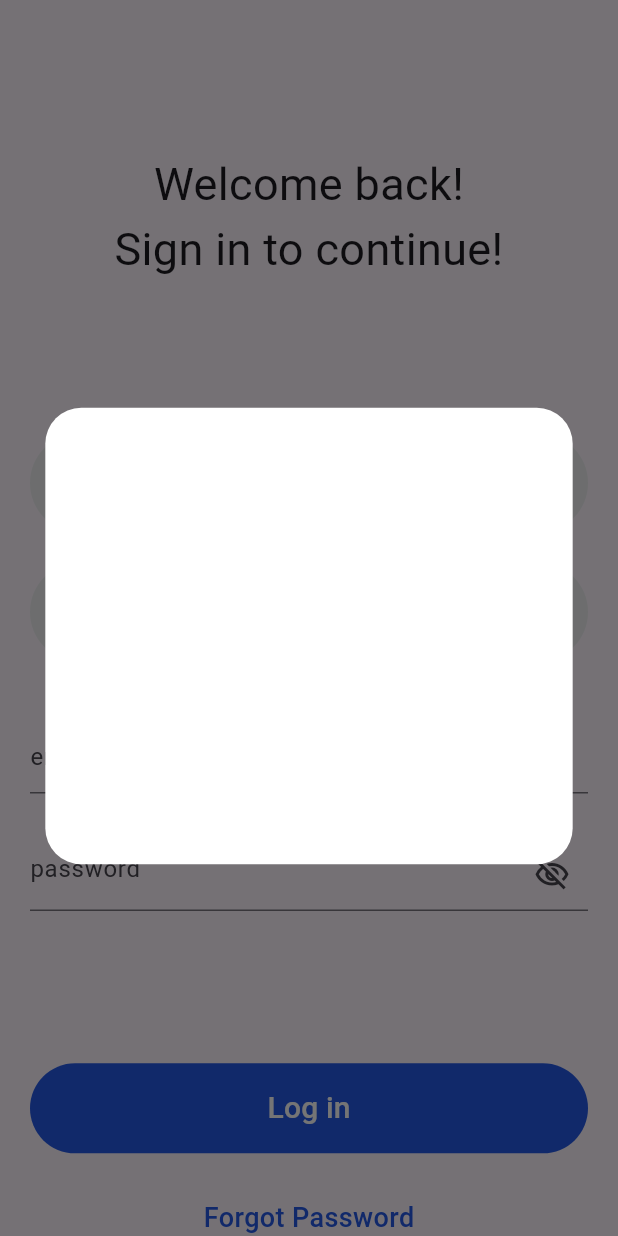
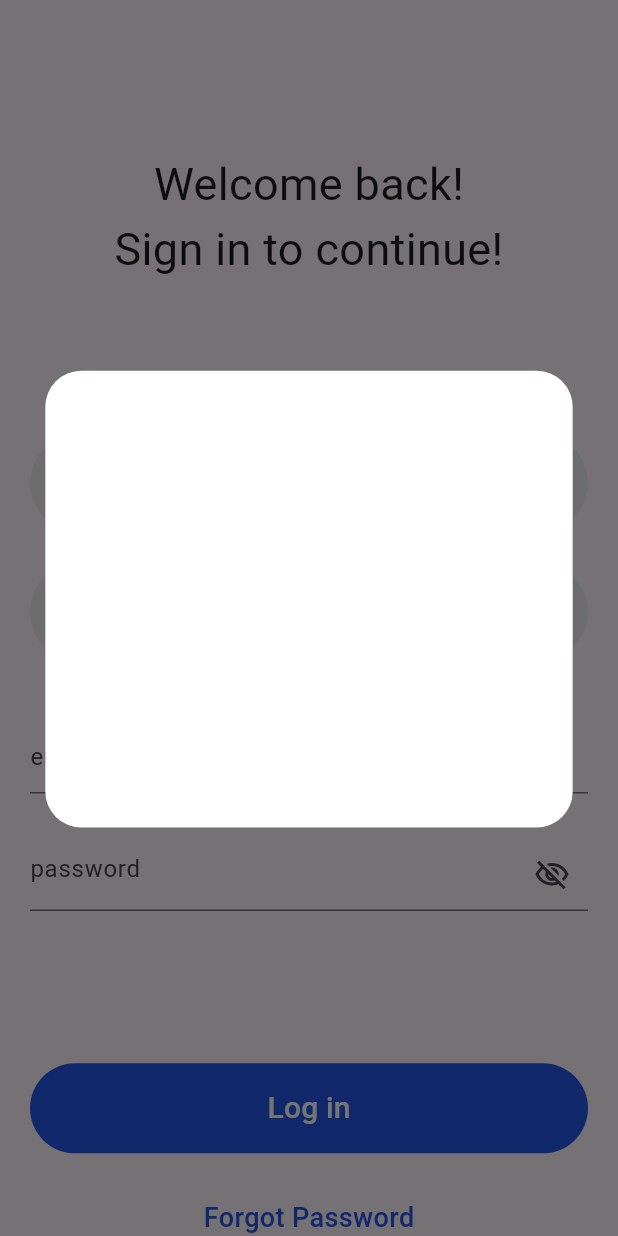
Before and after one commit to Deekhay/Sneakers_flutter, a Flutter app: the SignInPage screen opened by its route, after a tap on "Log in", on a phone screen of 412 x 824 dp. Run offline on Flutter 3.47's test engine with Material 3 defaults, Android fonts, the phone set to English and light mode, and no system bars; our stand-ins replace flutter_screenutil, get, getwidget.

Commit message:
feat: moved Modal to common

```diff
--- /dev/null
+++ b/lib/common/widget/modal.dart
@@ -0,0 +1,27 @@
+import 'package:flutter/material.dart';
+import 'package:flutter_screenutil/flutter_screenutil.dart';
+
+class KModal extends StatelessWidget {
+  const KModal({
+    super.key,
+  });
+
+  @override
+  Widget build(BuildContext context) {
+    return Container(
+      height: 800,
+      alignment: Alignment.topCenter,
+      decoration: BoxDecoration(
+          color: Colors.transparent,
+          borderRadius: BorderRadius.only(
+              topLeft: Radius.circular(34), topRight: Radius.circular(34))),
+      child: Container(
+          width: 320.w,
+          height: 300.h,
+          decoration: BoxDecoration(
+            color: Colors.white,
+            borderRadius: BorderRadius.circular(24),
+          )),
+    );
+  }
+}
--- a/lib/features/authentication/login/login_screen.dart
+++ b/lib/features/authentication/login/login_screen.dart
@@ -5,6 +5,8 @@ import 'package:getwidget/getwidget.dart';
 import 'package:getwidget/types/gf_social_type.dart';
 import 'package:shoe_project/common/widget/button.dart';
 import 'package:shoe_project/utils/validators/auth.dart';
+
+import '../../../common/widget/modal.dart';
 
 class SignInPage extends StatefulWidget {
   static const String id = "sign_in_page";
@@ -125,24 +127,10 @@ class _SignInPageState extends State<SignInPage> {
 
   void signIn(context) {
     showModalBottomSheet(
-      scrollControlDisabledMaxHeightRatio: 1,
+      scrollControlDisabledMaxHeightRatio: 0.7,
       backgroundColor: Colors.transparent,
       context: context,
-      builder: (context) => Container(
-        height: 800,
-        alignment: Alignment.center,
-        decoration: BoxDecoration(
-            color: Colors.transparent,
-            borderRadius: BorderRadius.only(
-                topLeft: Radius.circular(34), topRight: Radius.circular(34))),
-        child: Container(
-            width: 320.w,
-            height: 300.h,
-            decoration: BoxDecoration(
-              color: Colors.white,
-              borderRadius: BorderRadius.circular(24),
-            )),
-      ),
+      builder: (context) => KModal(),
     );
     // if (_signInGlobalKey.currentState!.validate()) {
     //   final message = authController.login(
--- a/pubspec.yaml
+++ b/pubspec.yaml
@@ -19,7 +19,7 @@ publish_to: "none" # Remove this line if you wish to publish to pub.dev
 version: 1.0.0+1
 
 environment:
-  sdk: ">=3.4.0 <4.0.0"
+  sdk: ">=3.2.3 <4.0.0"
 
 # Dependencies specify other packages that your package needs in order to work.
 # To automatically upgrade your package dependencies to the latest versions
```
Also changed, not shown: pubspec.lock, 9 other files.
